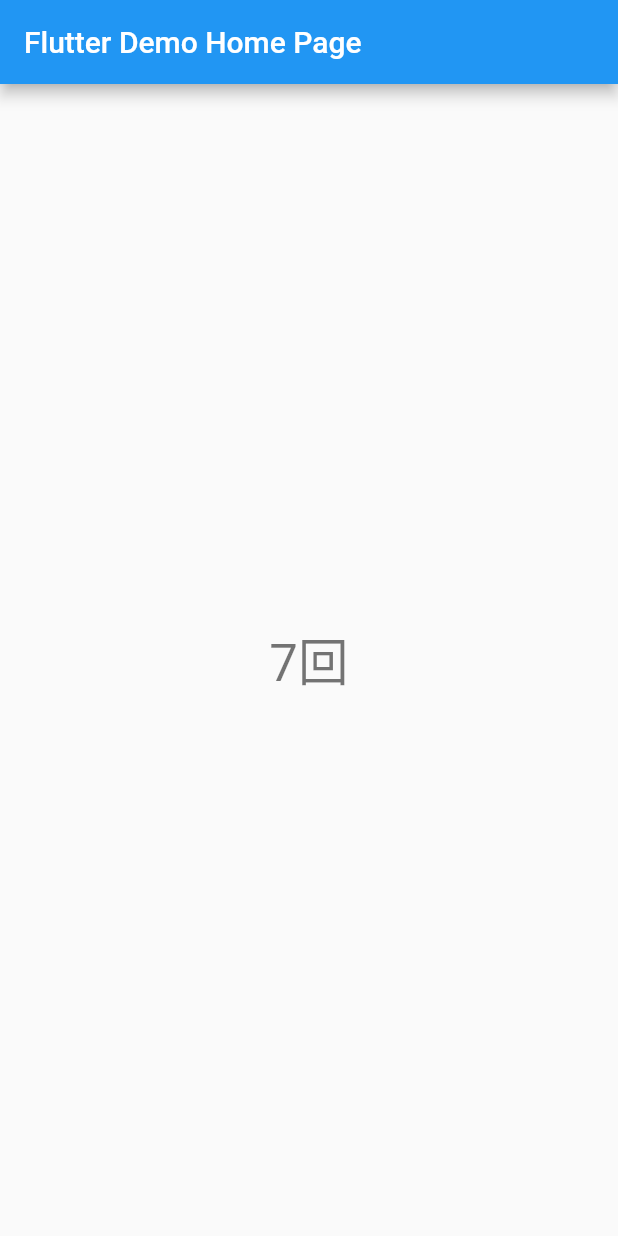
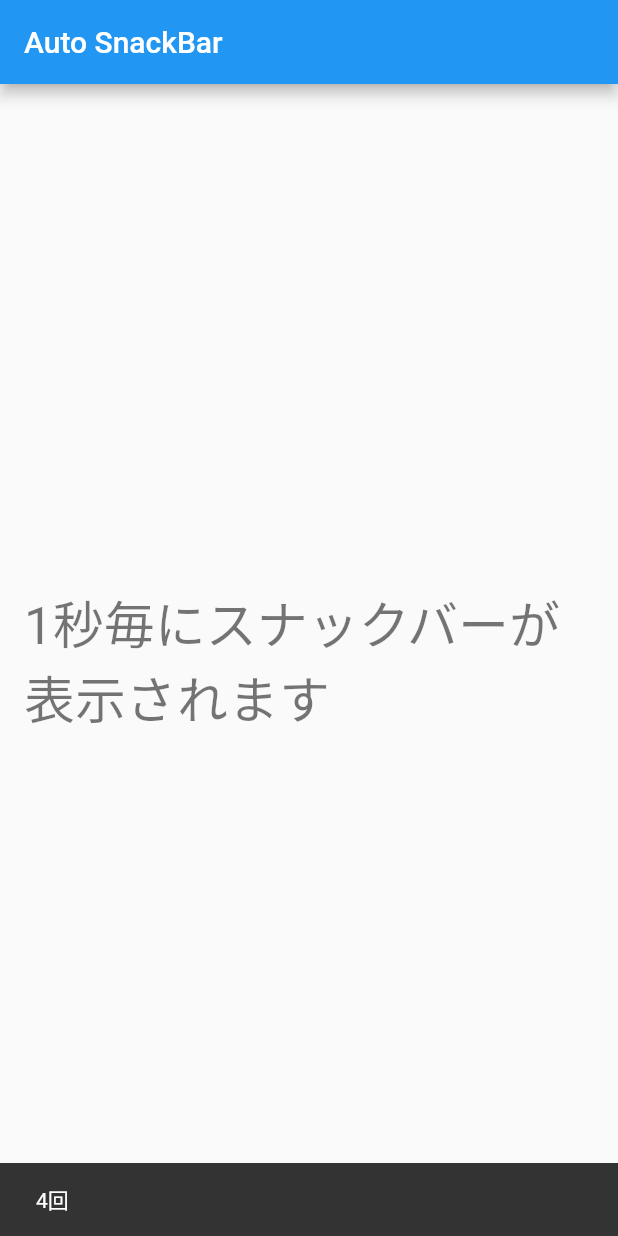
Before and after one commit to bestriser/auto_snackbar_sample, a Flutter app: the screen it shows after launch, on a phone screen of 412 x 824 dp. Run offline on Flutter 3.47's test engine with Material 2 defaults, Android fonts, the phone set to English and light mode, and no system bars.

Commit message:
1秒毎にスナックバーが表示されるようにした

```diff
--- a/lib/main.dart
+++ b/lib/main.dart
@@ -12,11 +12,11 @@ class MyApp extends StatelessWidget {
   @override
   Widget build(BuildContext context) {
     return MaterialApp(
-      title: 'Flutter Demo',
+      title: 'Auto SnackBar',
       theme: ThemeData(
         primarySwatch: Colors.blue,
       ),
-      home: const MyHomePage(title: 'Flutter Demo Home Page'),
+      home: const MyHomePage(title: 'Auto SnackBar'),
     );
   }
 }
@@ -37,15 +37,17 @@ class _MyHomePageState extends State<MyHomePage> {
   void initState() {
     Timer.periodic(
       const Duration(seconds: 1),
-      (Timer timer) => _incrementCounter(),
+      (Timer timer) {
+        setState(() => _counter++);
+        ScaffoldMessenger.of(context).showSnackBar(
+          SnackBar(
+            content: Text('$_counter回'),
+            duration: const Duration(seconds: 1),
+          ),
+        );
+      },
     );
     super.initState();
-  }
-
-  void _incrementCounter() {
-    setState(() {
-      _counter++;
-    });
   }
 
   @override
@@ -55,9 +57,12 @@ class _MyHomePageState extends State<MyHomePage> {
         title: Text(widget.title),
       ),
       body: Center(
-        child: Text(
-          '$_counter回',
-          style: Theme.of(context).textTheme.headline4,
+        child: Padding(
+          padding: const EdgeInsets.all(16),
+          child: Text(
+            '1秒毎にスナックバーが表示されます',
+            style: Theme.of(context).textTheme.headline4,
+          ),
         ),
       ),
     );
```
